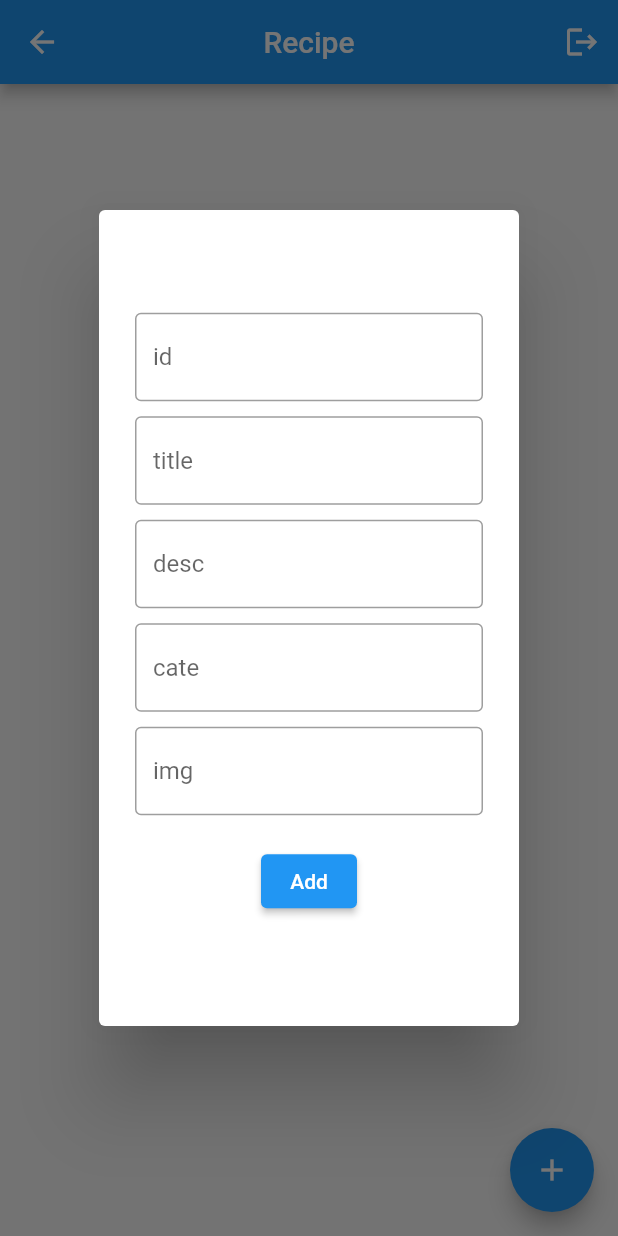
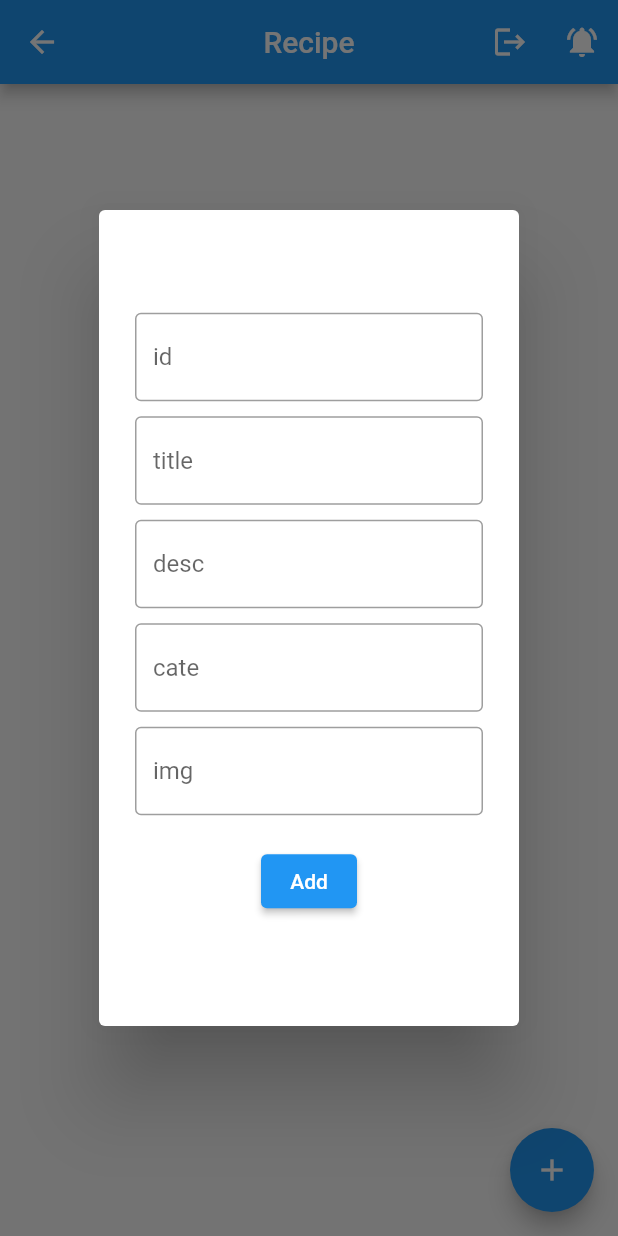
Before and after one commit to jensikhokhariya/loginapp, a Flutter app: the HomeScreen screen opened by its route, after a tap on the "add" icon, on a phone screen of 412 x 824 dp. Run offline on Flutter 3.47's test engine with Material 2 defaults, Android fonts, the phone set to English and light mode, and no system bars; our stand-ins replace firebase_auth, firebase_core, firebase_database, firebase_messaging, flutter_local_notifications, google_sign_in and 1 more; accounts and stored records are empty; network calls fail.

Commit message:
1-9-2022

```diff
--- a/lib/screen/home/homescreen.dart
+++ b/lib/screen/home/homescreen.dart
@@ -1,8 +1,12 @@
 import 'package:firebase_database/firebase_database.dart';
+import 'package:firebase_messaging/firebase_messaging.dart';
 import 'package:flutter/material.dart';
+import 'package:flutter_local_notifications/flutter_local_notifications.dart';
 import 'package:loginapp/screen/providerpage/homeprovider.dart';
 import 'package:loginapp/screen/providerpage/lrprovider.dart';
 import 'package:provider/provider.dart';
+import 'package:timezone/data/latest_all.dart' as tz;
+import 'package:timezone/timezone.dart' as tz;
 
 class HomeScreen extends StatefulWidget {
   const HomeScreen({Key? key}) : super(key: key);
@@ -12,11 +16,32 @@ class HomeScreen extends StatefulWidget {
 }
 
 class _HomeScreenState extends State<HomeScreen> {
+  FirebaseMessaging? firebaseMessaging;
   TextEditingController id = TextEditingController();
   TextEditingController title = TextEditingController();
   TextEditingController desc = TextEditingController();
   TextEditingController cate = TextEditingController();
   TextEditingController img = TextEditingController();
+
+  FlutterLocalNotificationsPlugin flutterLocalNotificationsPlugin =
+      FlutterLocalNotificationsPlugin();
+
+  @override
+  void initState() {
+    super.initState();
+    local();
+    firebasenotification();
+
+    AndroidInitializationSettings androidsettings =
+        AndroidInitializationSettings('android');
+
+    IOSInitializationSettings iossettings = IOSInitializationSettings();
+
+    InitializationSettings initializationSettings =
+        InitializationSettings(android: androidsettings, iOS: iossettings);
+
+    flutterLocalNotificationsPlugin.initialize(initializationSettings);
+  }
 
   @override
   Widget build(BuildContext context) {
@@ -32,6 +57,13 @@ class _HomeScreenState extends State<HomeScreen> {
                   Navigator.pushReplacementNamed(context, '/');
                 },
                 icon: Icon(Icons.logout),
+              ),
+              IconButton(
+                onPressed: () {
+                  // notificationlocal();
+                  notificationschedual();
+                },
+                icon: Icon(Icons.notifications_active),
               ),
             ],
           ),
@@ -64,8 +96,8 @@ class _HomeScreenState extends State<HomeScreen> {
                     itemBuilder: (context, index) {
                       return ListTile(
                           leading: Text("${l1[index].id}"),
-                          title: Text("${l1[index].cate}"),
-                          subtitle: Text("${l1[index].desc}"),
+                          title: Text("${l1[index].title}"),
+                          subtitle: Text("${l1[index].cate}"),
                           trailing: SizedBox(
                             width: 100,
                             child: Row(
@@ -91,7 +123,9 @@ class _HomeScreenState extends State<HomeScreen> {
                                 ),
                                 IconButton(
                                   onPressed: () {
-                                    Provider.of<HomeProvider>(context,listen: false).delete(l1[index].key);
+                                    Provider.of<HomeProvider>(context,
+                                            listen: false)
+                                        .delete(l1[index].key);
                                   },
                                   icon: Icon(
                                     Icons.delete,
@@ -203,4 +237,67 @@ class _HomeScreenState extends State<HomeScreen> {
           );
         });
   }
+  void notificationlocal(String title,String body) async {
+    AndroidNotificationDetails androidDetails = AndroidNotificationDetails(
+        "1", "localnotify",
+        importance: Importance.max, priority: Priority.high);
+    IOSNotificationDetails iosNotificationDetails =
+        IOSNotificationDetails(presentSound: false, presentAlert: false);
+    NotificationDetails notificationDetails = NotificationDetails(
+        android: androidDetails, iOS: iosNotificationDetails);
+
+    await flutterLocalNotificationsPlugin.show(
+        1, "Hiii.......", "Local Notification", notificationDetails);
+  }
+  void notificationschedual() async {
+    AndroidNotificationDetails androidDetails = AndroidNotificationDetails(
+        "1", "localnotify",
+        importance: Importance.max, priority: Priority.high);
+    IOSNotificationDetails iosNotificationDetails =
+        IOSNotificationDetails(presentSound: false, presentAlert: false);
+    NotificationDetails notificationDetails = NotificationDetails(
+        android: androidDetails, iOS: iosNotificationDetails);
+    await flutterLocalNotificationsPlugin.zonedSchedule(
+        1,
+        "Hiii.......",
+        "Schedual Notification",
+        tz.TZDateTime.now(tz.local).add(Duration(seconds: 3),),
+        notificationDetails,
+        uiLocalNotificationDateInterpretation:
+            UILocalNotificationDateInterpretation.absoluteTime,
+        androidAllowWhileIdle: true);
+  }
+  void firebasenotification()async{
+    firebaseMessaging = FirebaseMessaging.instance;
+    NotificationSettings notificationSettings = await firebaseMessaging!.requestPermission(
+      badge: true,
+      alert: true,
+      sound: false,
+      provisional: false
+    );
+    if(notificationSettings.authorizationStatus == AuthorizationStatus.authorized){
+      FirebaseMessaging.onMessage.listen((event) {
+        String title = event.notification!.title.toString();
+        String body= event.notification!.body.toString();
+
+        notificationlocal(title,body);
+
+      });
+    }
+    else{
+      print("No Permission");
+    }
+  }
+  void local(){
+    AndroidInitializationSettings androidsettings =
+    AndroidInitializationSettings('android');
+
+    IOSInitializationSettings iossettings = IOSInitializationSettings();
+
+    InitializationSettings initializationSettings =
+    InitializationSettings(android: androidsettings, iOS: iossettings);
+    tz.initializeTimeZones();
+
+    flutterLocalNotificationsPlugin.initialize(initializationSettings);
+  }
 }
--- a/pubspec.yaml
+++ b/pubspec.yaml
@@ -39,6 +39,8 @@ dependencies:
   firebase_auth: ^3.6.4
   google_sign_in: ^5.4.1
   firebase_database: ^9.1.2
+  flutter_local_notifications: ^9.9.0
+  firebase_messaging: ^13.0.0
 
 dev_dependencies:
   flutter_test:
```
Also changed, not shown: pubspec.lock, 1 other file.
